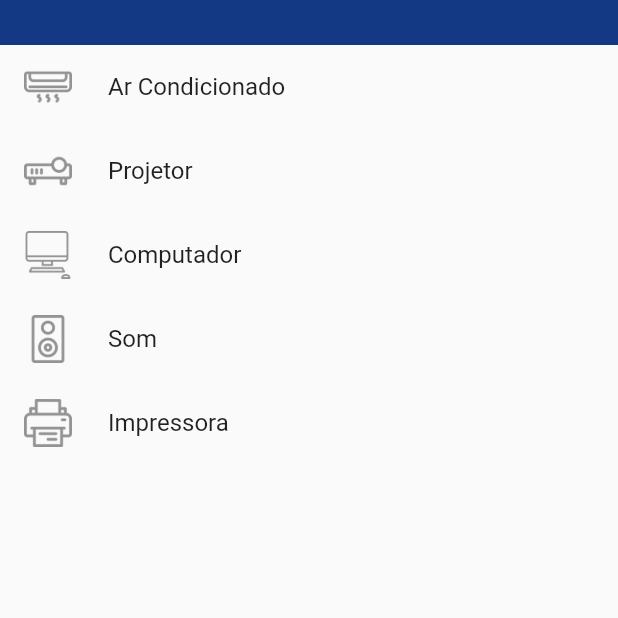
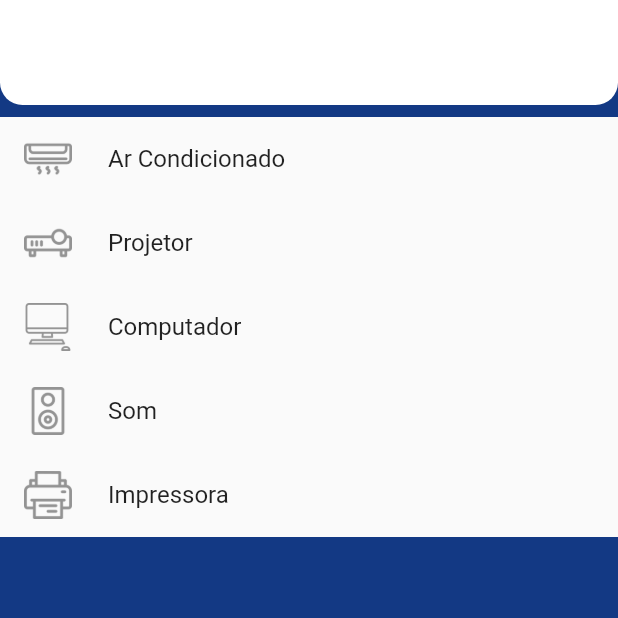
Before and after one commit to LuizCamargos/TestesFlutter, a Flutter app: the screen it shows after launch, on a phone screen of 412 x 824 dp, the top half of it. Run offline on Flutter 3.47's test engine with Material 2 defaults, Android fonts, the phone set to English and light mode, and no system bars.

Commit message:
Melhoria de construcao

```diff
--- a/lib/main.dart
+++ b/lib/main.dart
@@ -20,8 +20,20 @@ class Scafold extends StatelessWidget {
       height: MediaQuery.of(context).size.height,
       width: MediaQuery.of(context).size.width,
       color: Color(0xff133984),
+      child: Column(
+        children: <Widget>[
+          ClipRRect(
+            borderRadius: BorderRadius.only(
+              bottomLeft: Radius.circular(15),
+              bottomRight: Radius.circular(15),
+            ),
             child: Container(
-        padding: const EdgeInsets.only(top: 30),
+              height: 70,
+              color: Colors.white,
+            ),
+          ),
+          Container(
+            padding: const EdgeInsets.only(top: 8),
             child: Material(
               child: Column(
                 children: <Widget>[
@@ -73,6 +85,8 @@ class Scafold extends StatelessWidget {
                 ],
               ),
             ),
+          ),
+        ],
       ),
     );
   }
```
Lines whose indentation alone changed are shown as unchanged.
